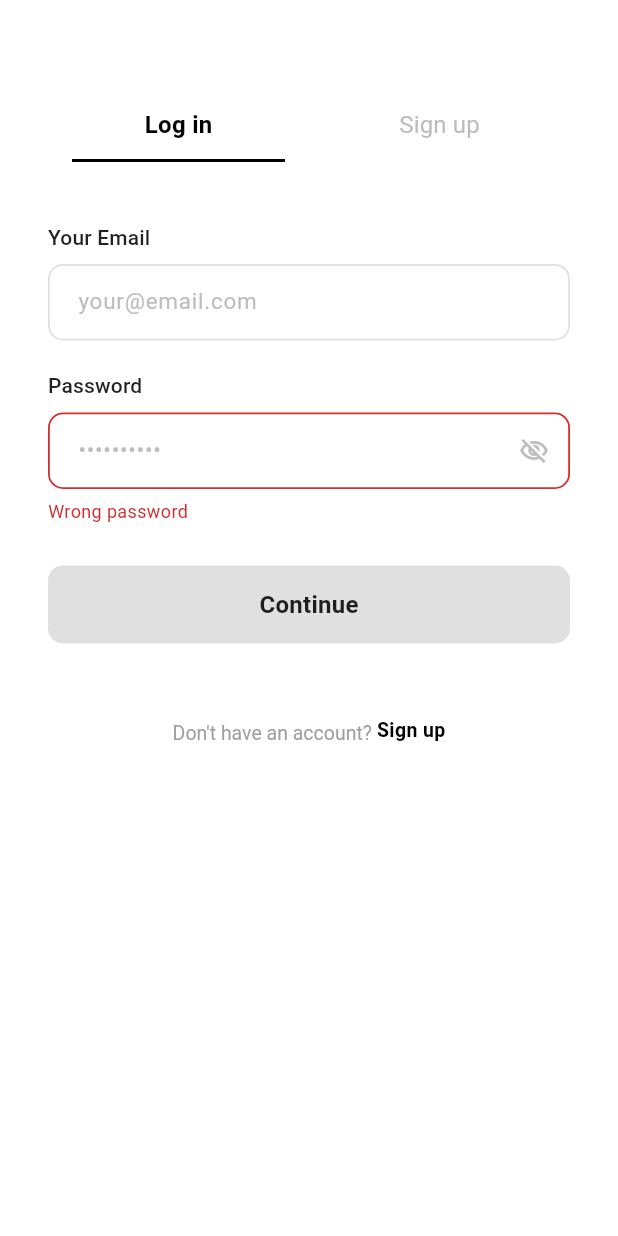
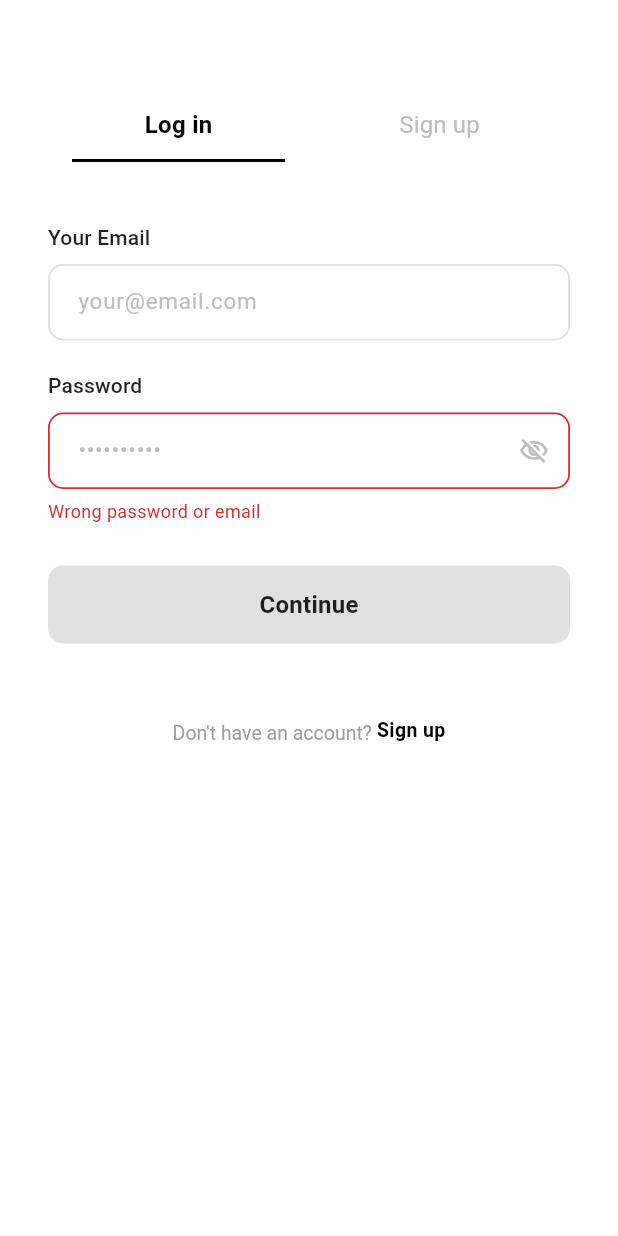
Before and after one commit to kiroreda963/LikeALocal, a Flutter app: the screen it shows after launch, after a tap on "Continue", on a phone screen of 412 x 824 dp. Run offline on Flutter 3.47's test engine with Material 3 defaults, Android fonts, the phone set to English and light mode, and no system bars; our stand-ins replace cloud_firestore, firebase_auth, firebase_core; accounts and stored records are empty; network calls fail; Roboto replaces fonts that are missing (SF Pro Display).

Commit message:
added firbase + user info  added when signing in

```diff
--- /dev/null
+++ b/lib/Models/user_model.dart
@@ -0,0 +1,38 @@
+class User {
+  final String uid;
+  final String name;
+  final String email;
+   final String phoneNumber;
+   final bool isPremium;
+  final String? photoUrl;
+
+  User({
+    required this.uid,
+    required this.name,
+    required this.email,
+    required this.phoneNumber,
+    this.isPremium = false,
+    this.photoUrl,
+  });
+
+  factory User.fromMap(Map<String, dynamic> map, String uid) {
+    return User(
+      uid: uid,
+      name: map['name'] ?? '',
+      email: map['email'] ?? '',
+      phoneNumber: map['phoneNumber'] ?? '',
+      isPremium: map['isPremium'] ?? false,
+      photoUrl: map['photoUrl'],
+    );
+  }
+
+  Map<String, dynamic> toMap() {
+    return {
+      'name': name,
+      'email': email,
+      'phoneNumber': phoneNumber,
+      'isPremium': isPremium ?? false,
+      'photoUrl': photoUrl,
+    };
+  }
+}
--- a/lib/auth/auth_provider.dart
+++ b/lib/auth/auth_provider.dart
@@ -1,5 +1,6 @@
 import 'package:flutter/material.dart';
 import 'package:firebase_auth/firebase_auth.dart';
+import 'package:cloud_firestore/cloud_firestore.dart';
 
 class AuthProvider with ChangeNotifier {
   final FirebaseAuth _auth = FirebaseAuth.instance;
@@ -18,7 +19,7 @@ class AuthProvider with ChangeNotifier {
   }
 
   // 🔐 Sign Up
-  Future<String?> signUp(String email, String password) async {
+  Future<String?> signUp(String email, String password, String name, String phoneNumber) async {
     try {
       _isLoading = true;
       notifyListeners();
@@ -27,6 +28,13 @@ class AuthProvider with ChangeNotifier {
         email: email,
         password: password,
       );
+
+      // Save user data to Firestore
+      await FirebaseFirestore.instance.collection('users').doc(_auth.currentUser!.uid).set({
+        'email': email,
+        'name': name,
+        'phoneNumber': phoneNumber,
+      });
 
       return null; // success
     } on FirebaseAuthException catch (e) {
--- a/lib/auth/pages/auth_page.dart
+++ b/lib/auth/pages/auth_page.dart
@@ -1,7 +1,6 @@
 import 'package:flutter/material.dart';
 import '../auth_provider.dart';
 import 'package:provider/provider.dart';
-
 class AuthScreen extends StatefulWidget {
   const AuthScreen({super.key});
 
@@ -160,7 +159,7 @@ final authProvider = Provider.of<AuthProvider>(context);
           if (_wrongPassword) ...[
             const SizedBox(height: 6),
             const Text(
-              'Wrong password',
+              'Wrong password or email',
               style: TextStyle(
                 color: Color(0xFFD32F2F),
                 fontSize: 12,
@@ -274,8 +273,15 @@ class _SignupPageState extends State<SignupPage> {
             String? error = await authProvider.signUp(
               _emailController.text,
               _passwordController.text,
+              _nameController.text,
+              _phoneController.text,
             );
             print(error ?? 'Sign up successful');
+            if(error != null) {
+              ScaffoldMessenger.of(context).showSnackBar(
+                SnackBar(content: Text(error)),
+              );
+            }
           }),
           const SizedBox(height: 48),
           _BottomText(
--- a/lib/main.dart
+++ b/lib/main.dart
@@ -3,6 +3,7 @@ import 'package:firebase_core/firebase_core.dart';
 import 'package:provider/provider.dart';
 import 'auth/auth_provider.dart';
 import 'auth/pages/auth_page.dart';
+import 'package:cloud_firestore/cloud_firestore.dart';
 
 
 void main() async {
--- a/pubspec.yaml
+++ b/pubspec.yaml
@@ -37,6 +37,7 @@ dependencies:
   firebase_core: ^4.7.0
   provider: ^6.1.5+1
   firebase_auth: ^6.4.0
+  cloud_firestore: ^6.3.0
 
 dev_dependencies:
   flutter_test:
```
Also changed, not shown: pubspec.lock, 4 other files.
